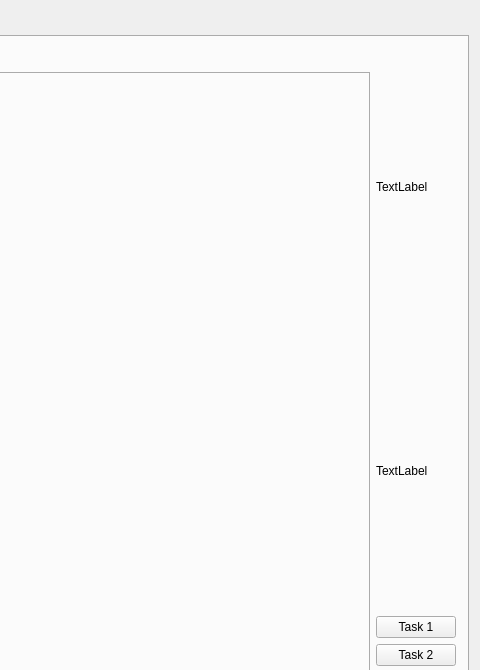
First picture: the form in gui/gui.ui, repository psmagicman/GoldenBoot474, before the edit; both pictures show x 886 to 1366 and y 0 to 670 of the 1366 by 768 pixel window.
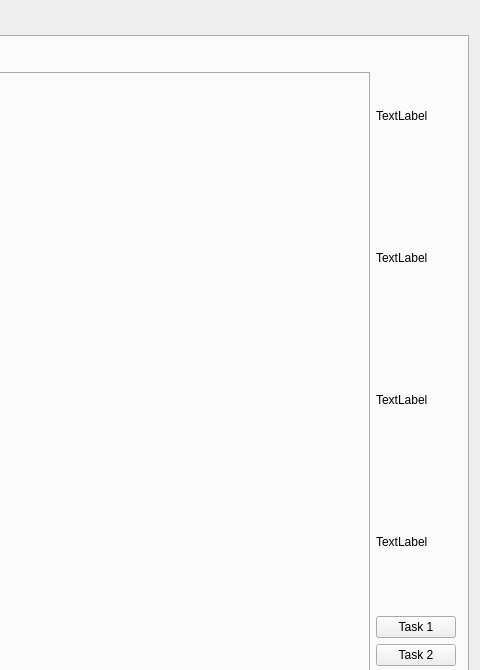
Second picture: the form after the edit. The open tabs and pages were chosen to show the change.

The edit to the form file:
```diff
--- a/gui/gui.ui
+++ b/gui/gui.ui
@@ -696,20 +696,20 @@
         </item>
         <item row="0" column="2">
          <layout class="QGridLayout" name="gridLayout_18">
-          <item row="3" column="0">
+          <item row="7" column="0">
+           <widget class="QPushButton" name="buttonFinal">
+            <property name="text">
+             <string>Final</string>
+            </property>
+           </widget>
+          </item>
+          <item row="5" column="0">
            <widget class="QPushButton" name="buttonTask2">
             <property name="text">
              <string>Task 2</string>
             </property>
            </widget>
           </item>
-          <item row="2" column="0">
-           <widget class="QPushButton" name="buttonTask1">
-            <property name="text">
-             <string>Task 1</string>
-            </property>
-           </widget>
-          </item>
           <item row="0" column="0">
            <widget class="QLabel" name="topView">
             <property name="text">
@@ -718,29 +718,39 @@
            </widget>
           </item>
           <item row="4" column="0">
+           <widget class="QPushButton" name="buttonTask1">
+            <property name="text">
+             <string>Task 1</string>
+            </property>
+           </widget>
+          </item>
+          <item row="1" column="0">
+           <widget class="QLabel" name="labelPaths">
+            <property name="text">
+             <string>TextLabel</string>
+            </property>
+           </widget>
+          </item>
+          <item row="6" column="0">
            <widget class="QPushButton" name="buttonTask3">
             <property name="text">
              <string>Task 3</string>
             </property>
            </widget>
           </item>
-          <item row="5" column="0">
-           <widget class="QPushButton" name="buttonFinal">
+          <item row="3" column="0">
+           <widget class="QLabel" name="labelRobotAngle">
             <property name="text">
-             <string>Final</string>
+             <string>TextLabel</string>
             </property>
            </widget>
           </item>
-          <item row="1" column="0">
-           <layout class="QHBoxLayout" name="horizontalLayout">
-            <item>
-             <widget class="QLabel" name="labelRobotAngle">
-              <property name="text">
-               <string>TextLabel</string>
-              </property>
-             </widget>
-            </item>
-           </layout>
+          <item row="2" column="0">
+           <widget class="QLabel" name="labelTicks">
+            <property name="text">
+             <string>TextLabel</string>
+            </property>
+           </widget>
           </item>
          </layout>
         </item>
```
